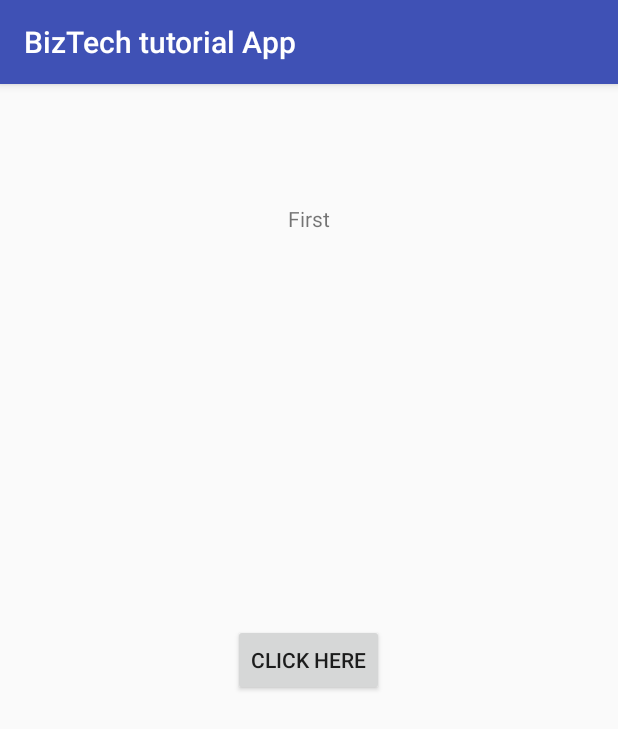
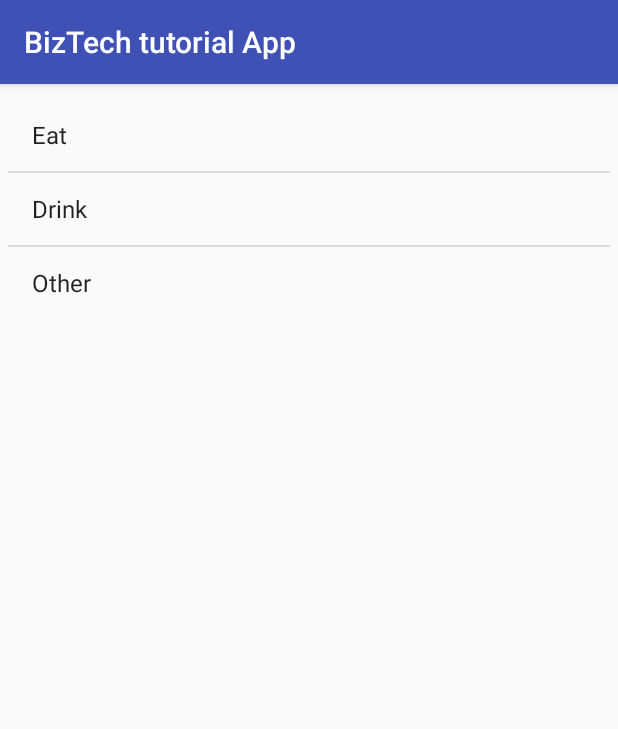
Before and after one commit to varunkeerthy/campaign-android-app, an Android app: the screen it shows after launch (MainActivity), on a phone screen of 412 x 824 dp. Shown: the top 729 px of the screen. Run offline under Robolectric (Android 15) with nearby library versions, the phone set to English and light mode, and no system bars.

Commit message:
Feature: Lecture 20: Food menu Android app

```diff
--- a/app/src/main/AndroidManifest.xml
+++ b/app/src/main/AndroidManifest.xml
@@ -16,7 +16,9 @@
                 <category android:name="android.intent.category.LAUNCHER" />
             </intent-filter>
         </activity>
-        <activity android:name=".SecondActivity"></activity>
+        <activity android:name=".SecondActivity" />
+        <activity android:name=".FoodCategoryActivity" />
+        <activity android:name=".FoodActivity"></activity>
     </application>
 
 </manifest>
--- a/app/src/main/java/tutorial/demo/btes/com/biztechtutorialapp/MainActivity.java
+++ b/app/src/main/java/tutorial/demo/btes/com/biztechtutorialapp/MainActivity.java
@@ -6,14 +6,36 @@ import android.support.v7.app.AppCompatActivity;
 import android.os.Bundle;
 import android.util.Log;
 import android.view.View;
+import android.widget.AdapterView;
 import android.widget.Button;
 import android.widget.EditText;
+import android.widget.ListView;
 import android.widget.TextView;
 
 public class MainActivity extends AppCompatActivity {
     private static final String TAG = "message";
 
     @Override
+    protected void onCreate(Bundle savedInstanceState) {
+        super.onCreate(savedInstanceState);
+        setContentView(R.layout.activity_main);
+
+        AdapterView.OnItemClickListener itemClickListener = new AdapterView.OnItemClickListener() {
+            @Override
+            public void onItemClick(AdapterView<?> listView, View view, int i, long l) {
+                if (i == 0) {
+                    Intent intent = new Intent(MainActivity.this, FoodCategoryActivity.class);
+                    startActivity(intent);
+                }
+            }
+        };
+        ListView listView = (ListView) findViewById(R.id.list_options);
+        listView.setOnItemClickListener(itemClickListener);
+    }
+
+
+
+      /*@Override
     protected void onCreate(Bundle savedInstanceState) {
         super.onCreate(savedInstanceState);
         setContentView(R.layout.activity_main);
@@ -28,7 +50,7 @@ public class MainActivity extends AppCompatActivity {
                     }
                 }
         );
-    }
+    }*/
 
 
     @Override
--- a/app/src/main/res/layout/activity_main.xml
+++ b/app/src/main/res/layout/activity_main.xml
@@ -16,22 +16,13 @@
     tools:context=".MainActivity">
 
 
-    <Button
-        android:text="Click here"
+    <ListView
         android:layout_width="wrap_content"
         android:layout_height="wrap_content"
-        android:layout_centerHorizontal="true"
-        android:layout_centerVertical="true"
-        android:id="@+id/button" />
+        android:id="@+id/list_options"
+        android:entries="@array/options"
+        >
 
-    <TextView
-        android:text="First"
-        android:layout_width="wrap_content"
-        android:layout_height="wrap_content"
-        android:id="@+id/text"
-        android:layout_alignParentTop="true"
-        android:layout_centerHorizontal="true"
-        android:layout_marginTop="70dp"/>
-
+    </ListView>
 
 </RelativeLayout>
--- a/app/src/main/res/values/strings.xml
+++ b/app/src/main/res/values/strings.xml
@@ -1,4 +1,9 @@
 <resources>
     <string name="app_name">BizTech tutorial App</string>
     <string name="title_activity_second">SecondActivity</string>
+    <string-array name="options">
+        <item>Eat</item>
+        <item>Drink</item>
+        <item>Other</item>
+    </string-array>
 </resources>
```
Also changed, not shown: app/src/main/java/tutorial/demo/btes/com/biztechtutorialapp/Food.java (added, +27 -0 lines), app/src/main/java/tutorial/demo/btes/com/biztechtutorialapp/FoodActivity.java (added, +28 -0 lines), app/src/main/java/tutorial/demo/btes/com/biztechtutorialapp/FoodCategoryActivity.java (added, +32 -0 lines), app/src/main/res/layout/activity_food.xml (added, +28 -0 lines), app/src/main/res/drawable/burger.jpeg (added), app/src/main/res/drawable/pizaa.png (added), app/src/main/res/drawable/sandwich.jpeg (added).
